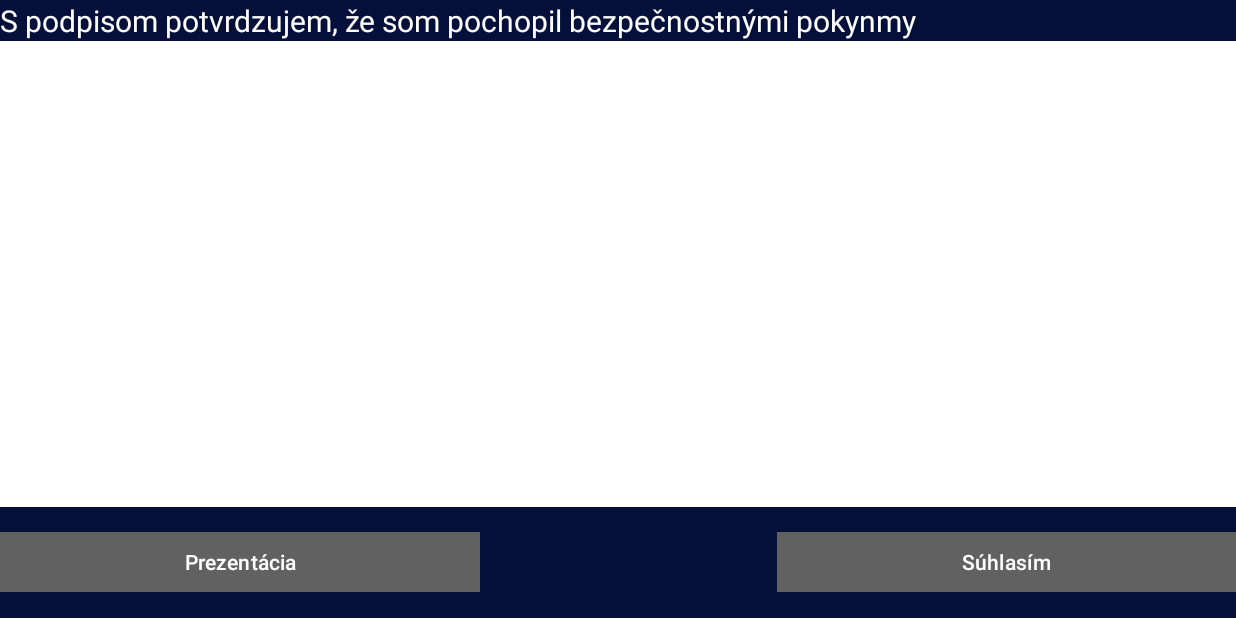
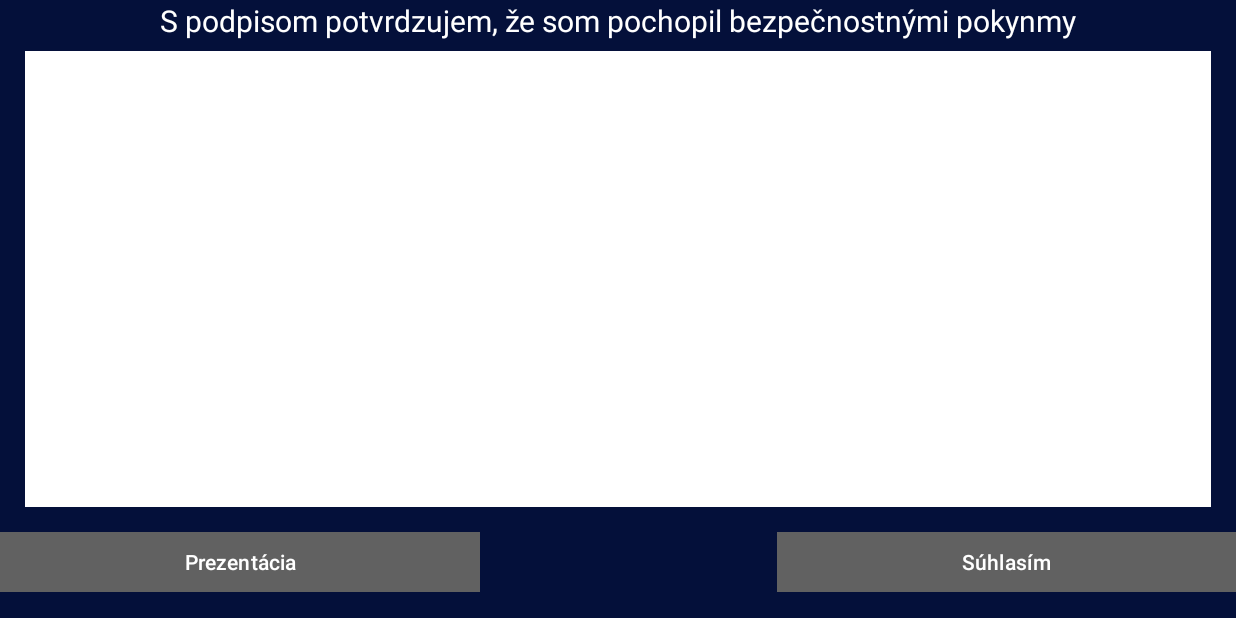
Before and after one commit to TIS2023-FMFI/navstevy, an Android app: the ConfirmationFragment screen opened through its navigation route, on a phone screen of 824 x 412 dp (held sideways). Run offline under Robolectric (Android 15) with nearby library versions, the phone set to English and light mode, and no system bars.

Commit message:
Fix layout of confirmation-fragment

```diff
--- a/src/TabletApp/app/src/main/res/layout/fragment_confirmation.xml
+++ b/src/TabletApp/app/src/main/res/layout/fragment_confirmation.xml
@@ -16,6 +16,7 @@
             android:id="@+id/textView"
             android:layout_width="match_parent"
             android:layout_height="wrap_content"
+            android:gravity="center"
             android:text="TextView"
             android:textColor="#FFFFFF"
             android:textSize="20sp" />
@@ -24,6 +25,9 @@
             android:id="@+id/view"
             android:layout_width="match_parent"
             android:layout_height="match_parent"
+            android:layout_marginLeft="25px"
+            android:layout_marginTop="10px"
+            android:layout_marginRight="25px"
             android:layout_weight="0.3"
             android:background="#FFFFFF" />
 
```
